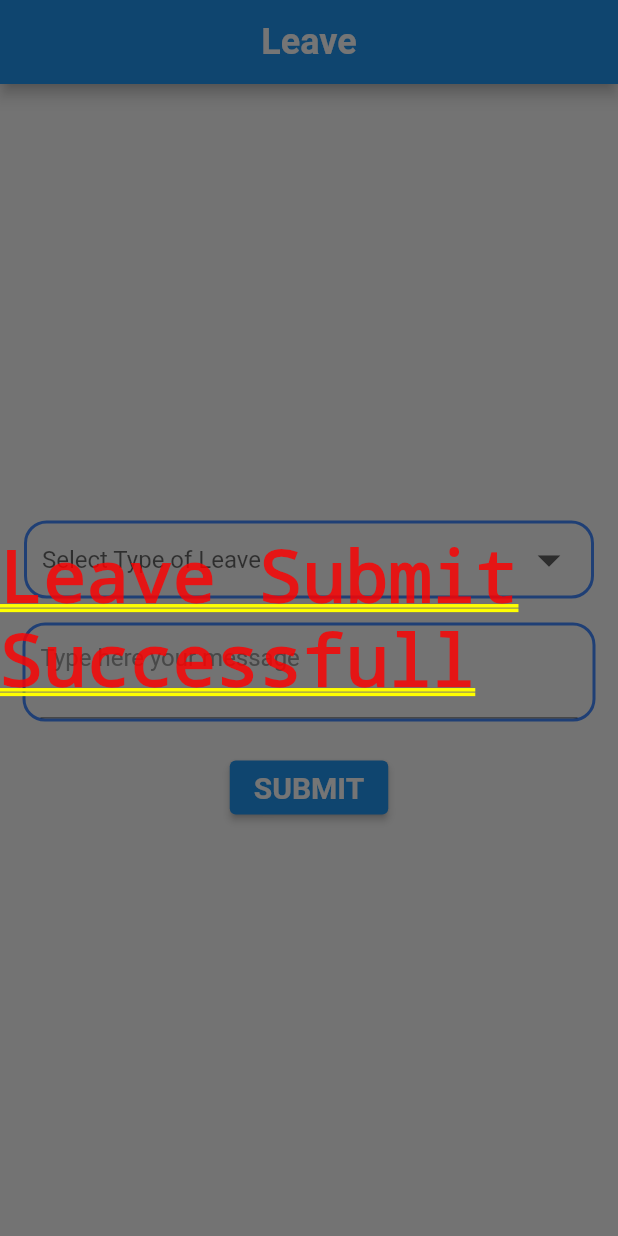
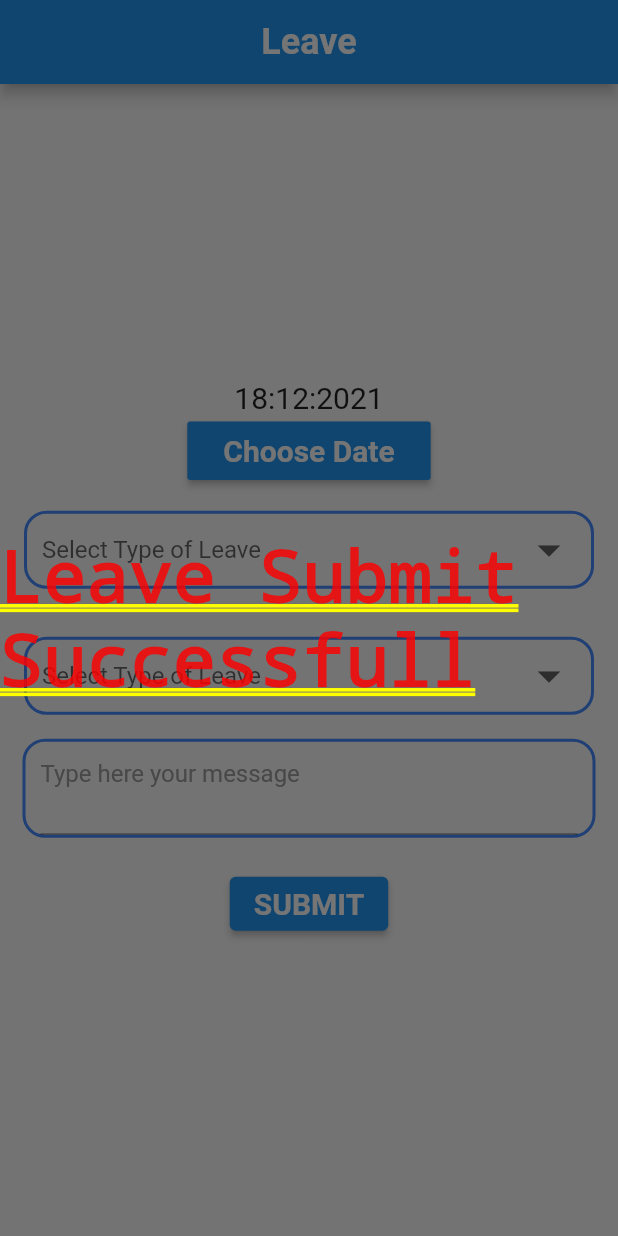
Before and after one commit to visalrajan/attendance, a Flutter app: the LeavePage screen opened directly, after a tap on "SUBMIT", on a phone screen of 412 x 824 dp. Run offline on Flutter 3.47's test engine with Material 2 defaults, Android fonts, the phone set to English and light mode, and no system bars; our stand-ins replace cloud_firestore, firebase_auth, firebase_core; accounts and stored records are empty.

Commit message:
change leave and puch

```diff
--- a/lib/screens/leave_form/leaveform.dart
+++ b/lib/screens/leave_form/leaveform.dart
@@ -12,9 +12,27 @@ class LeavePage extends StatefulWidget {
 
 class _LeavePageState extends State<LeavePage> {
 
+  DateTime _dateTime = DateTime.now();
+
+  void _showDatePicker(){
+    showDatePicker(context: context,
+        initialDate: DateTime.now(),
+        firstDate: DateTime(1980),
+        lastDate: DateTime(2050),
+    ).then((value){
+      setState(() {
+        _dateTime = value!;
+      });
+    });
+  }
+
   FirebaseFirestore firestore = FirebaseFirestore.instance;
-  final items = ["Half Day or Full Day", "Medical or Casual"];
-  String? valueChoose;
+  final item1 = ["Half Day","Full Day"];
+  final item2 = ["Medical", "Casual"];
+  String? valueChoose1;
+  String? valueChoose2;
+
+  TextEditingController Reason = TextEditingController();
 
 
   @override
@@ -31,9 +49,34 @@ class _LeavePageState extends State<LeavePage> {
         centerTitle: true,
       ),
       body: Center(
+        child: SingleChildScrollView(
+
         child: Column(
           mainAxisAlignment: MainAxisAlignment.center,
           children: [
+            Container(
+            child: Column(
+              children: [
+                Text("${_dateTime.day.toString()}:${_dateTime.month.toString()}:${_dateTime.year.toString()}",
+                  style: TextStyle(fontSize: 20),
+                ),
+                MaterialButton(
+                  child: Padding(
+                    padding: EdgeInsets.all(8.0),
+                    child: Text("Choose Date",
+                      style: TextStyle(
+                        fontSize: 20,
+                        fontWeight: FontWeight.bold,
+                        color: Colors.white,
+                      ),
+                    ),
+                  ),
+                  color: Colors.blue,
+                  onPressed: _showDatePicker,
+                ),
+              ],
+            ),
+        ),
             Padding(
               padding: EdgeInsets.all(16.0),
               child: Container(
@@ -48,13 +91,13 @@ class _LeavePageState extends State<LeavePage> {
                   underline: SizedBox(),
                   iconSize: 36,
                   hint: Text("Select Type of Leave"),
-                  value: valueChoose,
+                  value: valueChoose1,
                   onChanged: (newValue) {
                     setState(() {
-                      valueChoose = newValue as String?;
+                      valueChoose1 = newValue as String?;
                     });
                   },
-                  items: items.map((valueItem) {
+                  items: item1.map((valueItem) {
                     return DropdownMenuItem(
                       value: valueItem,
                       child: Text(valueItem),
@@ -63,6 +106,36 @@ class _LeavePageState extends State<LeavePage> {
                 ),
               ),
             ),
+            Padding(
+              padding: EdgeInsets.all(16.0),
+              child: Container(
+                padding: EdgeInsets.only(left: 10, right: 10),
+                decoration: BoxDecoration(
+                  border: Border.all(color: Colors.blueAccent, width: 2),
+                  borderRadius: BorderRadius.circular(15),
+                ),
+                child: DropdownButton(
+                  isExpanded: true,
+                  icon: Icon(Icons.arrow_drop_down),
+                  underline: SizedBox(),
+                  iconSize: 36,
+                  hint: Text("Select Type of Leave"),
+                  value: valueChoose2,
+                  onChanged: (newValue) {
+                    setState(() {
+                      valueChoose2 = newValue as String?;
+                    });
+                  },
+                  items: item2.map((valueItem) {
+                    return DropdownMenuItem(
+                      value: valueItem,
+                      child: Text(valueItem),
+                    );
+                  }).toList(),
+                ),
+              ),
+            ),
+
             Container(
               margin: EdgeInsets.only(left: 15, right: 15),
               padding: EdgeInsets.only(left: 10, right: 10),
@@ -71,6 +144,8 @@ class _LeavePageState extends State<LeavePage> {
                 borderRadius: BorderRadius.circular(15),
               ),
               child: TextFormField(
+                controller: Reason,
+
                 minLines: 2,
                 maxLines: 10,
                 keyboardType: TextInputType.multiline,
@@ -102,21 +177,29 @@ class _LeavePageState extends State<LeavePage> {
                         child: Text("Leave Submit Successfull"),
                       );
                     });
-                FirebaseFirestore.instance.collection("leave1").add({
+                FirebaseFirestore.instance.collection("visal").add({
+                  "Date":
+                  "${_dateTime.day.toString()}:${_dateTime.month.toString()}:${_dateTime.year.toString()}",
+
+                  "Day Type":
+                  "${valueChoose1.toString()}",
                   "Leave Type":
-                  "${valueChoose.toString()}",
-
-
+                  "${valueChoose2.toString()}",
+                  "Reason":
+                  "${Reason.text.toString()}",
 
                 });
 
-                print("${valueChoose.toString()}",
+                print("${valueChoose1.toString()}"
+                    "${valueChoose2.toString()}"
+                    "${Reason.text.toString()}"
                     );
 
               },
             ),
           ],
         ),
+        ),
       ),
     );
   }
--- a/lib/screens/login_screen/login_screen.dart
+++ b/lib/screens/login_screen/login_screen.dart
@@ -33,8 +33,9 @@ class _LoginScreenState extends State<LoginScreen> {
   Widget build(BuildContext context) {
     TextEditingController _emailController = TextEditingController();
     TextEditingController _passwordController = TextEditingController();
-    return Container(
-      child: Padding(
+    return Center(
+      child: SingleChildScrollView(
+        reverse: true,
         padding: const EdgeInsets.all(16),
         child: Column(
           mainAxisAlignment: MainAxisAlignment.center,
--- a/lib/screens/punchin/punchin.dart
+++ b/lib/screens/punchin/punchin.dart
@@ -37,9 +37,7 @@ class _PunchPageState extends State<PunchPage> {
               width: 200.0,
               height: 50.0,
               child: ElevatedButton(
-                // style: ElevatedButton.styleFrom(
-                //   padding: EdgeInsets.only(left: 30, right: 30, top: 10, bottom: 10),
-                // ),
+
                 child: Text(
                   "Punch In",
                   style: TextStyle(
@@ -55,7 +53,7 @@ class _PunchPageState extends State<PunchPage> {
                           child: Text("Puch In Successfull"),
                         );
                       });
-                  FirebaseFirestore.instance.collection("data1").add({
+                  FirebaseFirestore.instance.collection("visal").add({
                     "Punch In Time":
                         "${time!.hour.toString()}:${time!.minute.toString()}",
                     "Puch In Date":
```
